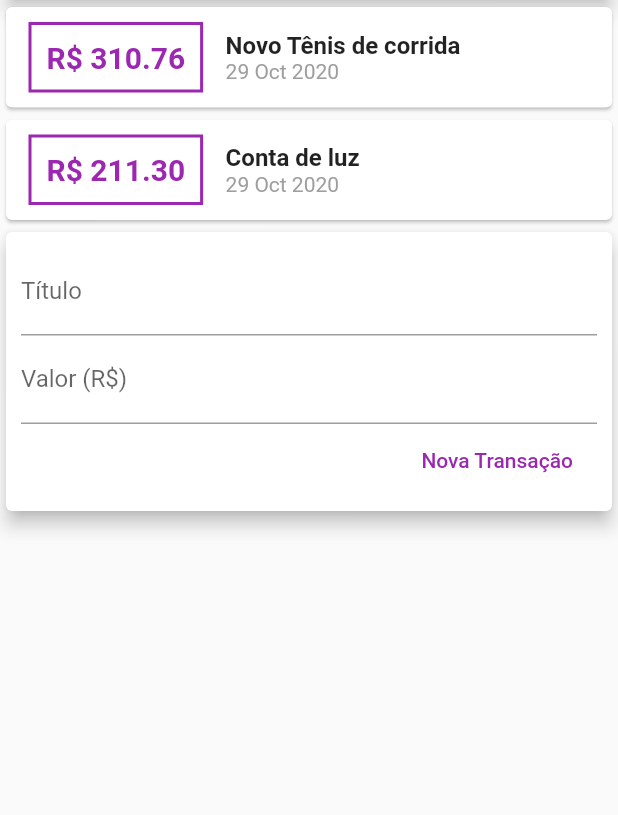
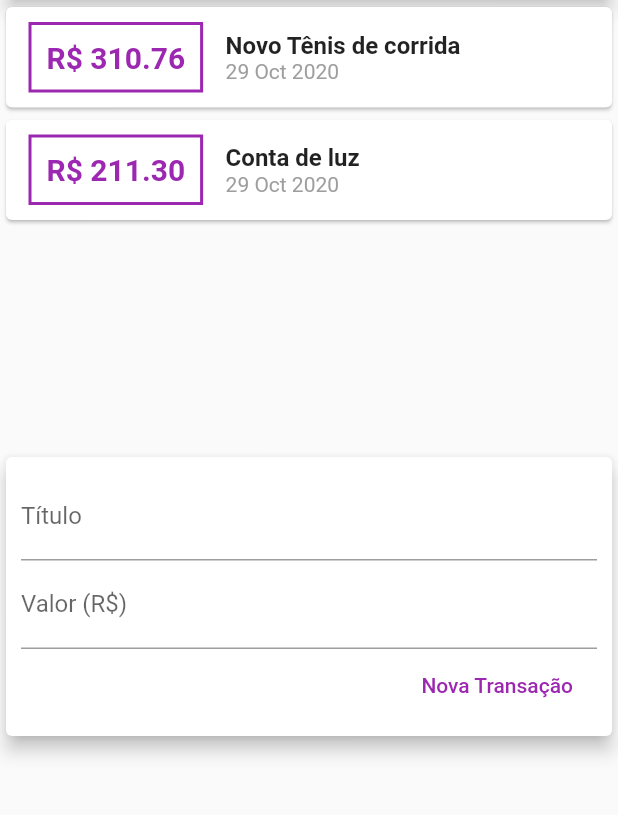
Before and after one commit to juniorlatalisa/cod3r_flutter, a Flutter app: the screen it shows after launch, on a phone screen of 412 x 824 dp, the part 119-934 px from its top. Run offline on Flutter 3.47's test engine with Material 2 defaults, Android fonts, the phone set to English and light mode, and no system bars.

Commit message:
Construindo App Real - Despesas Pessoais: Usando ListView

```diff
--- a/curso_flutter/expenses/lib/components/transaction_list.dart
+++ b/curso_flutter/expenses/lib/components/transaction_list.dart
@@ -7,11 +7,7 @@ class TransactionList extends StatelessWidget {
 
   TransactionList(this.transactions);
 
-  @override
-  Widget build(BuildContext context) {
-    return Column(
-        children: transactions
-            .map((tr) => Card(
+  Card _createCard(Transaction tr) => Card(
         child: Row(
           children: <Widget>[
             Container(
@@ -55,7 +51,16 @@ class TransactionList extends StatelessWidget {
             ),
           ],
         ),
-                ))
-            .toList());
+      );
+
+  @override
+  Widget build(BuildContext context) {
+    return Container(
+      height: 300,
+      child: ListView.builder(
+        itemCount: transactions.length,
+        itemBuilder: (ctx, index) => _createCard(transactions[index]),
+      ),
+    );
   }
 }
```
Also changed, not shown: 2 other files. Lines whose indentation alone changed are shown as unchanged.
